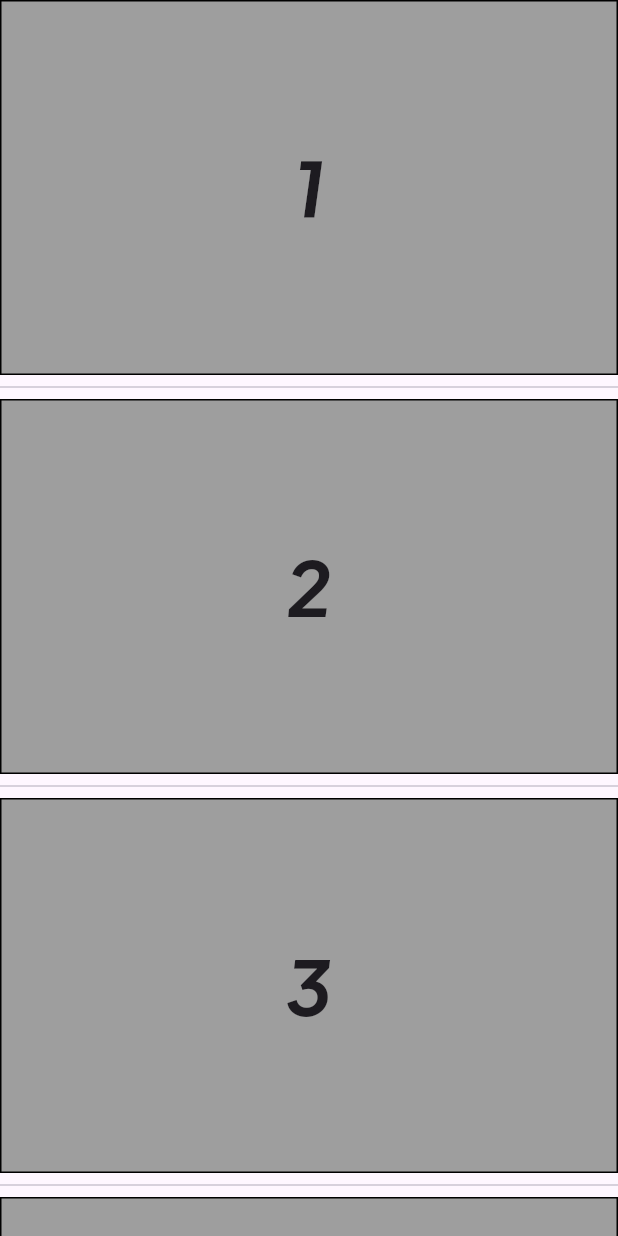
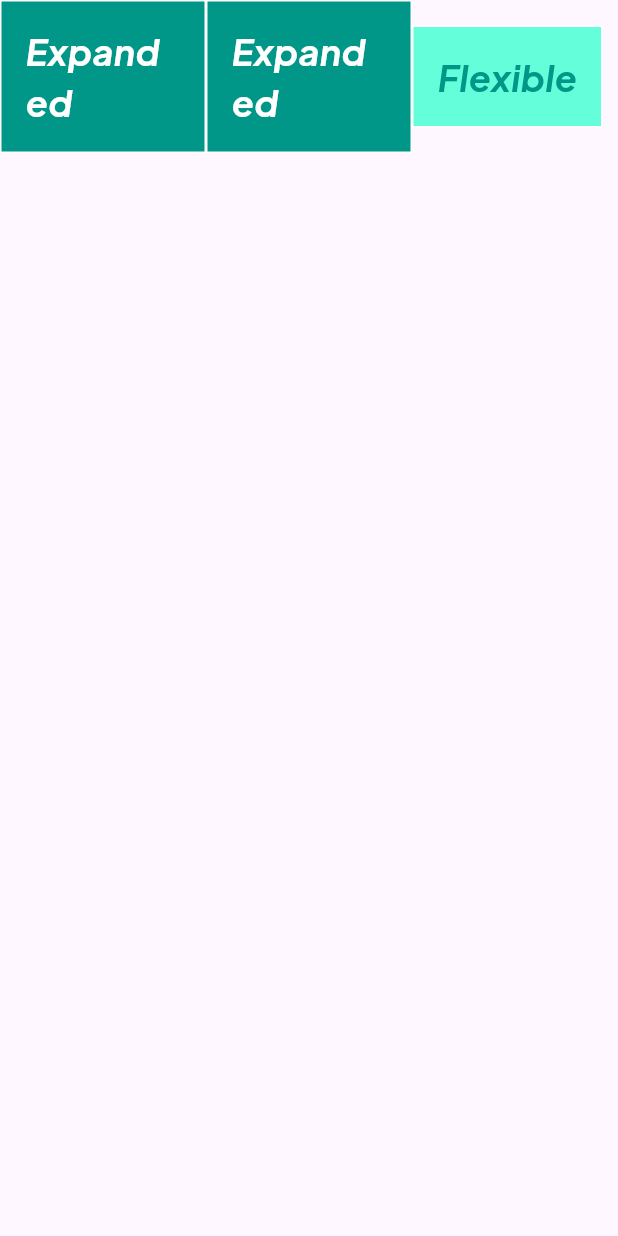
Before and after one commit to Anjasfedo/flutter_dicoding, a Flutter app: the screen it shows after launch, on a phone screen of 412 x 824 dp. Run offline on Flutter 3.47's test engine with Material 3 defaults, Android fonts, the phone set to English and light mode, and no system bars.

Commit message:
feat: expanded & flexible

```diff
--- a/lib/main.dart
+++ b/lib/main.dart
@@ -17,7 +17,7 @@ class MyApp extends StatelessWidget {
           primarySwatch: Colors.blue,
           fontFamily: 'PlusJakartaSans',
         ),
-        home: const ScrollingScreen());
+        home: const ExpandedFlexiblePage());
   }
 }
 
@@ -325,25 +325,125 @@ class ScrollingScreen extends StatelessWidget {
             //         ),
             //       );
             //     }));
-          ListView.separated(
-        itemCount: numberList.length,
-        itemBuilder: (BuildContext context, int index) {
-          return Container(
-            height: 250,
-            decoration: BoxDecoration(
-                color: Colors.grey, border: Border.all(color: Colors.black)),
-            child: Center(
-              child: Text(
-                '${numberList[index]}',
-                style: const TextStyle(fontSize: 50),
+            //     ListView.separated(
+            //   itemCount: numberList.length,
+            //   itemBuilder: (BuildContext context, int index) {
+            //     return Container(
+            //       height: 250,
+            //       decoration: BoxDecoration(
+            //           color: Colors.grey, border: Border.all(color: Colors.black)),
+            //       child: Center(
+            //         child: Text(
+            //           '${numberList[index]}',
+            //           style: const TextStyle(fontSize: 50),
+            //         ),
+            //       ),
+            //     );
+            //   },
+            //   separatorBuilder: (BuildContext context, int index) {
+            //     return const Divider();
+            //   },
+            // ),
+            const Rainbow());
+  }
+}
+
+class Rainbow extends StatelessWidget {
+  const Rainbow({super.key});
+
+  @override
+  Widget build(BuildContext context) {
+    return Column(
+      children: [
+        Expanded(
+          child: Container(
+            color: Colors.red,
           ),
         ),
+        Expanded(
+          flex: 2,
+          child: Container(
+            color: Colors.green,
+          ),
+        ),
+        Expanded(
+          child: Container(
+            color: Colors.blue,
+          ),
+        ),
+      ],
     );
-        },
-        separatorBuilder: (BuildContext context, int index) {
-          return const Divider();
-        },
+  }
+}
+
+class ExpandedFlexiblePage extends StatelessWidget {
+  const ExpandedFlexiblePage({super.key});
+
+  @override
+  Widget build(BuildContext context) {
+    return const Scaffold(
+      body: SafeArea(
+        child: Column(
+          children: [
+            Row(
+              children: [
+                ExpandedWidget(),
+                ExpandedWidget(),
+                FlexibleWidged(),
+              ],
+            ),
+          ],
+        ),
       ),
     );
   }
 }
+
+class ExpandedWidget extends StatelessWidget {
+  const ExpandedWidget({super.key});
+
+  @override
+  Widget build(BuildContext context) {
+    return Expanded(
+      child: Container(
+        decoration: BoxDecoration(
+          color: Colors.teal,
+          border: Border.all(color: Colors.white),
+        ),
+        child: const Padding(
+          padding: EdgeInsets.all(16),
+          child: Text(
+            'Expanded',
+            style: TextStyle(
+              color: Colors.white,
+              fontSize: 24,
+            ),
+          ),
+        ),
+      ),
+    );
+  }
+}
+
+class FlexibleWidged extends StatelessWidget {
+  const FlexibleWidged({super.key});
+
+  @override
+  Widget build(BuildContext context) {
+    return Flexible(
+      child: Container(
+        decoration: BoxDecoration(
+          color: Colors.tealAccent,
+          border: Border.all(color: Colors.white),
+        ),
+        child: const Padding(
+          padding: EdgeInsets.all(16),
+          child: Text(
+            'Flexible',
+            style: TextStyle(color: Colors.teal, fontSize: 24),
+          ),
+        ),
+      ),
+    );
+  }
+}
```
Lines whose indentation alone changed are shown as unchanged.
